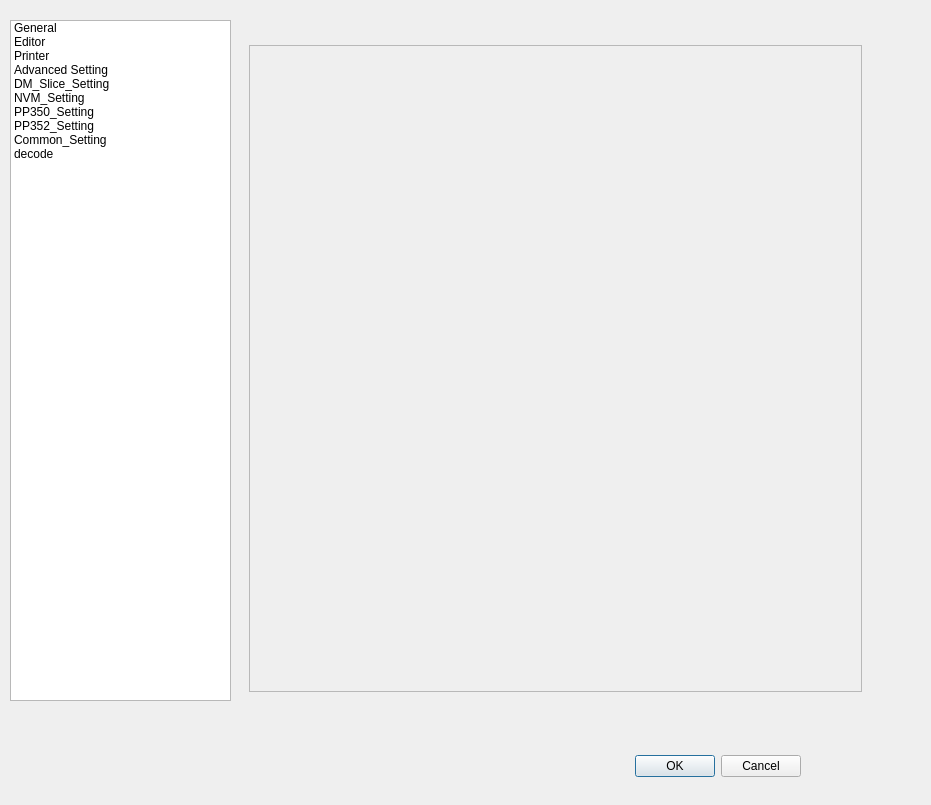
This is bcpware/src/bcpware/ui/setting_UI.ui in peterstoneee/BCPware_skt as Qt 5 draws it before an edit. The edited form follows.
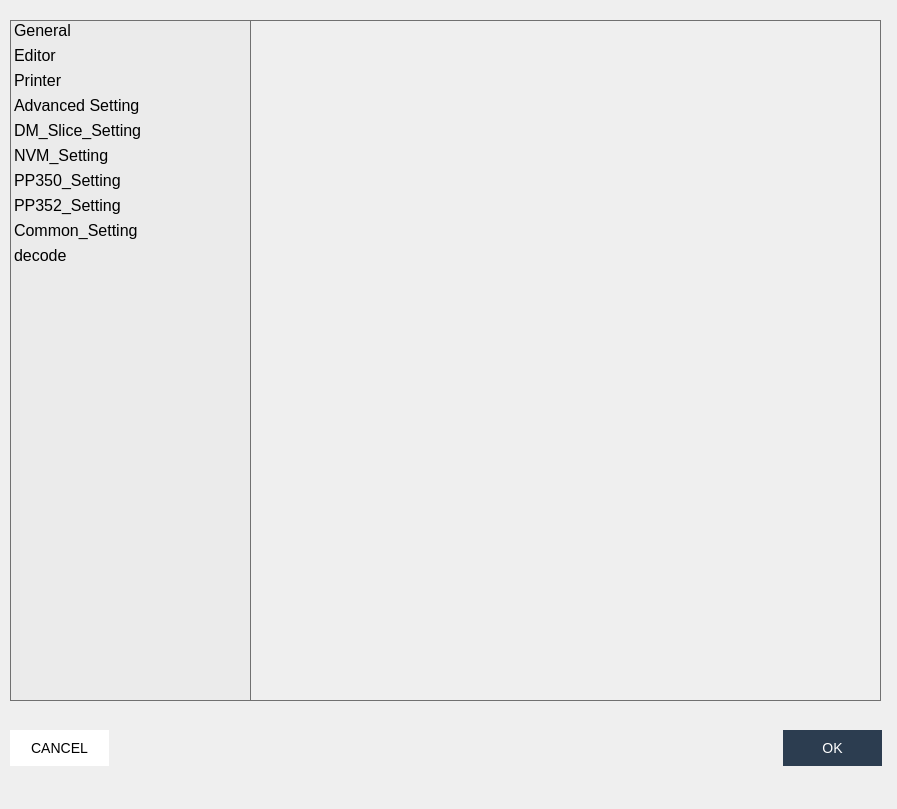
This is the edited form. The open tabs and pages were chosen to show the change. Icons and pictures are not drawn.

Commit message:
add expert mode for pp350 setting
Add expert mode for pp350 setting
Call destructor when qdialog close
Update UI according UX Team

What changed in the file:
```diff
--- a/bcpware/src/bcpware/ui/setting_UI.ui
+++ b/bcpware/src/bcpware/ui/setting_UI.ui
@@ -6,8 +6,8 @@
    <rect>
     <x>0</x>
     <y>0</y>
-    <width>931</width>
-    <height>805</height>
+    <width>897</width>
+    <height>809</height>
    </rect>
   </property>
   <property name="sizePolicy">
@@ -19,62 +19,70 @@
   <property name="windowTitle">
    <string>Settings</string>
   </property>
-  <widget class="QDialogButtonBox" name="buttonBox">
-   <property name="geometry">
-    <rect>
-     <x>460</x>
-     <y>750</y>
-     <width>341</width>
-     <height>32</height>
-    </rect>
-   </property>
-   <property name="styleSheet">
-    <string notr="true">font: 75 9pt &quot;Arial&quot;;</string>
-   </property>
-   <property name="orientation">
-    <enum>Qt::Horizontal</enum>
-   </property>
-   <property name="standardButtons">
-    <set>QDialogButtonBox::Cancel|QDialogButtonBox::Ok</set>
-   </property>
-  </widget>
   <widget class="QListWidget" name="listWidget">
    <property name="geometry">
     <rect>
      <x>10</x>
      <y>20</y>
-     <width>221</width>
+     <width>241</width>
      <height>681</height>
     </rect>
    </property>
+   <property name="font">
+    <font>
+     <family>Arial</family>
+     <pointsize>-1</pointsize>
+     <weight>50</weight>
+     <italic>false</italic>
+     <bold>false</bold>
+    </font>
+   </property>
    <property name="styleSheet">
     <string notr="true">
 QListView {
+	font: 16px Arial;
+	background-color: rgb(235, 235, 235);
     show-decoration-selected: 1;
+	border: 1px solid #707070;
+	
 }
-QListView::item:alternate {
-    background: #EEEEEE;
-}
-
 QListView::item:selected {
-    border: 1px solid #6a6ea9;
+ background: #3d4751;
+   border: 1px solid #3d4751;
+color: rgb(255, 255, 255);
 }
 
-QListView::item:selected:!active {
-    background: qlineargradient(x1: 0, y1: 0, x2: 0, y2: 1,
-                                stop: 0 #ABAFE5, stop: 1 #8588B2);
-}
 
-QListView::item:selected:active {
-    background: qlineargradient(x1: 0, y1: 0, x2: 0, y2: 1,
-                                stop: 0 #6a6ea9, stop: 1 #888dd9);
-}
 
 QListView::item:hover {
     background: qlineargradient(x1: 0, y1: 0, x2: 0, y2: 1,
                                 stop: 0 #FAFBFE, stop: 1 #DCDEF1);
 }</string>
    </property>
+   <property name="frameShape">
+    <enum>QFrame::NoFrame</enum>
+   </property>
+   <property name="frameShadow">
+    <enum>QFrame::Plain</enum>
+   </property>
+   <property name="alternatingRowColors">
+    <bool>false</bool>
+   </property>
+   <property name="iconSize">
+    <size>
+     <width>238</width>
+     <height>36</height>
+    </size>
+   </property>
+   <property name="isWrapping" stdset="0">
+    <bool>false</bool>
+   </property>
+   <property name="gridSize">
+    <size>
+     <width>228</width>
+     <height>25</height>
+    </size>
+   </property>
    <item>
     <property name="text">
      <string>General</string>
@@ -129,12 +137,18 @@
   <widget class="QStackedWidget" name="stackedWidget">
    <property name="geometry">
     <rect>
-     <x>240</x>
+     <x>250</x>
      <y>20</y>
      <width>631</width>
      <height>681</height>
     </rect>
    </property>
+   <property name="styleSheet">
+    <string notr="true">QStackedWidget{
+border-color: rgb(0, 255, 127);
+border: 1px solid #707070;
+}</string>
+   </property>
    <property name="currentIndex">
     <number>10</number>
    </property>
@@ -4441,6 +4455,12 @@
      </item>
      <item row="2" column="0">
       <widget class="QScrollArea" name="scrollArea_4">
+       <property name="frameShape">
+        <enum>QFrame::NoFrame</enum>
+       </property>
+       <property name="frameShadow">
+        <enum>QFrame::Plain</enum>
+       </property>
        <property name="widgetResizable">
         <bool>true</bool>
        </property>
@@ -4901,6 +4921,79 @@
     </widget>
    </widget>
   </widget>
+  <widget class="QPushButton" name="cancelButton">
+   <property name="geometry">
+    <rect>
+     <x>10</x>
+     <y>730</y>
+     <width>99</width>
+     <height>36</height>
+    </rect>
+   </property>
+   <property name="styleSheet">
+    <string notr="true">QPushButton{
+width: 99px;
+  height: 36px;
+font: 14px Arial;
+	background-color: rgb(255, 255, 255);
+}
+QPushButton:flat {
+    border: none; /* no border for a flat push button */
+}</string>
+   </property>
+   <property name="text">
+    <string>CANCEL</string>
+   </property>
+   <property name="flat">
+    <bool>true</bool>
+   </property>
+  </widget>
+  <widget class="QPushButton" name="okButton">
+   <property name="geometry">
+    <rect>
+     <x>783</x>
+     <y>730</y>
+     <width>99</width>
+     <height>36</height>
+    </rect>
+   </property>
+   <property name="font">
+    <font>
+     <family>Arial</family>
+     <pointsize>-1</pointsize>
+     <weight>50</weight>
+     <italic>false</italic>
+     <bold>false</bold>
+    </font>
+   </property>
+   <property name="styleSheet">
+    <string notr="true">QPushButton{
+width: 99px;
+  height: 36px;
+font: 14px Arial;
+	color: rgb(255, 255, 255);
+background-color: #2c3d50;
+}
+
+QPushButton:pressed {
+    background-color: #2c3d50;
+}
+
+QPushButton:flat {
+    border: none; /* no border for a flat push button */
+}
+
+QPushButton:default {
+    border-color: navy; /* make the default button prominent */
+}</string>
+   </property>
+   <property name="text">
+    <string>OK</string>
+   </property>
+   <property name="flat">
+    <bool>true</bool>
+   </property>
+  </widget>
  </widget>
  <resources/>
  <connections>
```
Left out of the diff: 91 changed lines with no effect on the pictures. The commit also changes 17 other files.
